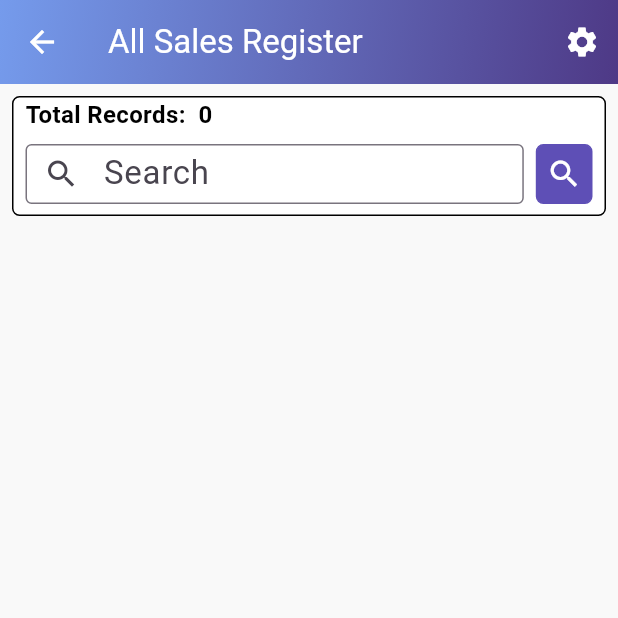
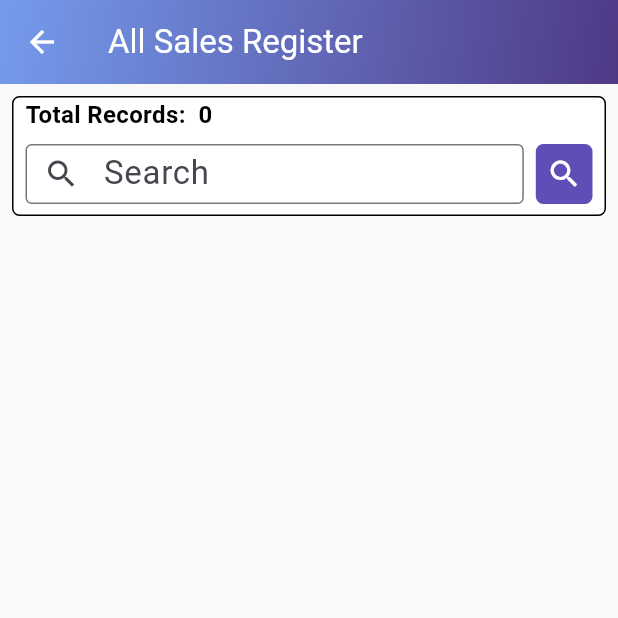
Before and after one commit to vitwo6Livo/vitwoai-report, a Flutter app: the AllSalesRegisterList screen opened directly, on a phone screen of 412 x 824 dp, the top half of it. Run offline on Flutter 3.47's test engine with Material 3 defaults, Android fonts, the light colour scheme and no system bars; our stand-ins replace fl_chart, flutter_riverpod, flutter_svg, lottie, shared_preferences, shimmer and 2 more; accounts and stored records are empty; network calls fail; Roboto replaces fonts that are missing (Lora-Medium, Lora-SemiBold); project files that could hold a hidden picture were left out.

Commit message:
pull by mamoon

```diff
--- a/lib/src/sales_Register/presentation/SRWidget/allDetailsList.dart
+++ b/lib/src/sales_Register/presentation/SRWidget/allDetailsList.dart
@@ -170,14 +170,6 @@ class _AllSalesRegisterListState extends ConsumerState<AllSalesRegisterList> {
           HandText.srAllSalesRegisterTitle,
           style: TextStyle(color: AppColor.appbarFont),
         ),
-        actions: [
-          IconButton(
-            onPressed: () {
-              showDateDialog(context);
-            },
-            icon: const Icon(Icons.settings, color: Colors.white),
-          ),
-        ],
         flexibleSpace: Container(
           decoration: BoxDecoration(
             gradient: LinearGradient(
```
Also changed, not shown: lib/src/login/data/loginApi.dart (+8 -4 lines).
